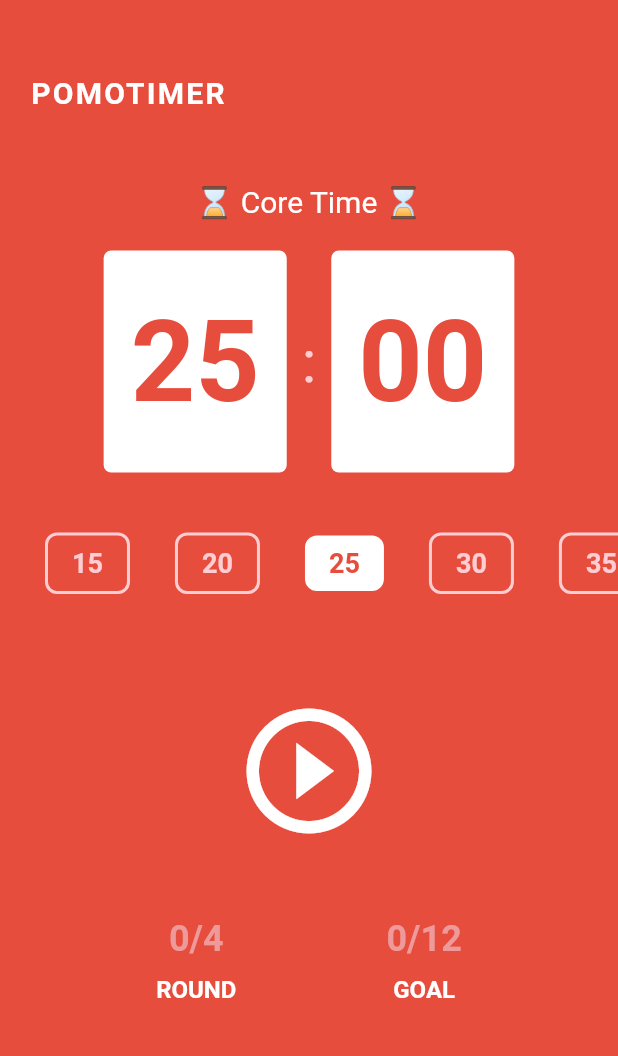
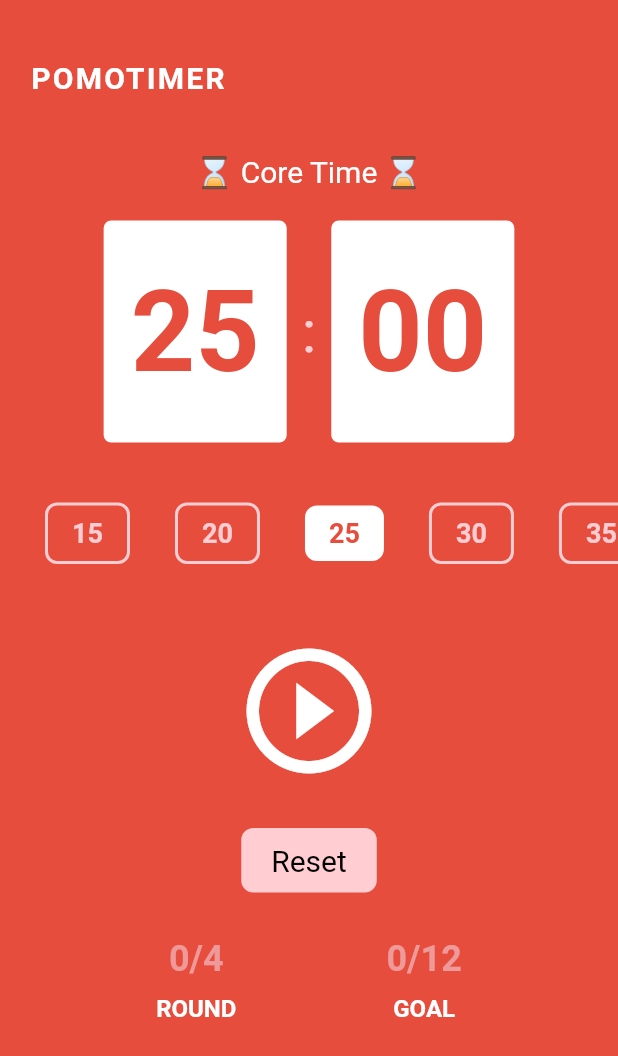
Before and after one commit to rigood/flutter-study, a Flutter app: the screen it shows after launch, on a phone screen of 412 x 824 dp. Shown: the top 1056 px of the screen. Run offline on Flutter 3.47's test engine with Material 2 defaults, Android fonts, the light colour scheme and no system bars.

Commit message:
20230818 Pomodoro App 리셋 버튼 추가

```diff
--- a/pomodoro/lib/widgets/app_title.dart
+++ b/pomodoro/lib/widgets/app_title.dart
@@ -9,7 +9,7 @@ class AppTitle extends StatelessWidget {
   Widget build(BuildContext context) {
     return const Padding(
       padding: EdgeInsets.symmetric(
-        vertical: 50,
+        vertical: 40,
         horizontal: 20,
       ),
       child: Text(
--- a/pomodoro/lib/widgets/play_pause_button.dart
+++ b/pomodoro/lib/widgets/play_pause_button.dart
@@ -13,7 +13,7 @@ class PlayPauseButton extends StatelessWidget {
   Widget build(BuildContext context) {
     return Padding(
       padding: const EdgeInsets.symmetric(
-        vertical: 40,
+        vertical: 20,
       ),
       child: Center(
         child: IconButton(
--- /dev/null
+++ b/pomodoro/lib/widgets/reset_button.dart
@@ -0,0 +1,40 @@
+import 'package:flutter/material.dart';
+
+typedef OnTapCallback = void Function();
+
+class ResetButton extends StatelessWidget {
+  final OnTapCallback onTap;
+
+  const ResetButton({super.key, required this.onTap});
+
+  @override
+  Widget build(BuildContext context) {
+    return GestureDetector(
+      onTap: onTap,
+      child: Center(
+        child: Padding(
+          padding: const EdgeInsets.only(
+            bottom: 30,
+          ),
+          child: Container(
+            decoration: BoxDecoration(
+              color: Colors.red.shade100,
+              borderRadius: BorderRadius.circular(8),
+            ),
+            padding: const EdgeInsets.symmetric(
+              vertical: 10,
+              horizontal: 20,
+            ),
+            child: const Text(
+              'Reset',
+              style: TextStyle(
+                color: Colors.black,
+                fontSize: 20,
+              ),
+            ),
+          ),
+        ),
+      ),
+    );
+  }
+}
```
Also changed, not shown: pomodoro/lib/screens/home_screen.dart (+24 -0 lines), 2 other files.
